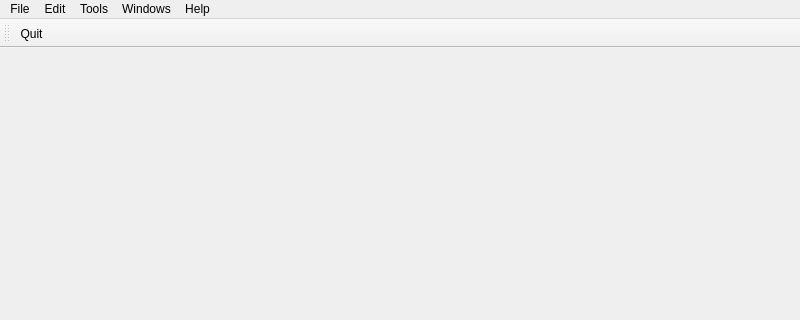
Old version of the form Pictures/PicturesMain.ui in the repository Vladimir-Lin/CiosPy; both pictures show x 0 to 800 and y 0 to 320 of the 800 by 600 pixel window.
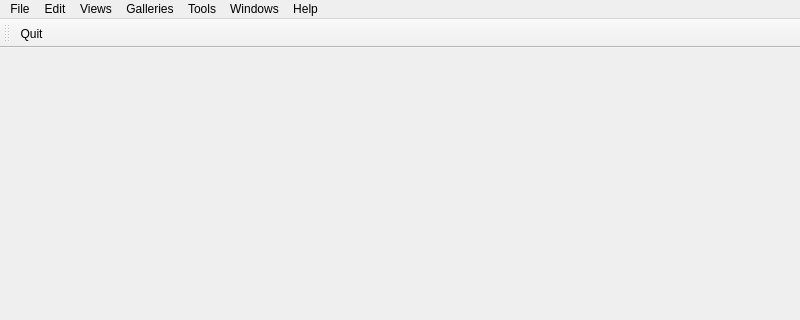
New version of the form. Icons and pictures are not drawn.

What changed in the file:
```diff
--- a/Pictures/PicturesMain.ui
+++ b/Pictures/PicturesMain.ui
@@ -64,9 +64,23 @@
     <property name="title">
      <string>Tools</string>
     </property>
+    <addaction name="actionTags"/>
+   </widget>
+   <widget class="QMenu" name="menuViews">
+    <property name="title">
+     <string>Views</string>
+    </property>
+    <addaction name="actionAll"/>
+   </widget>
+   <widget class="QMenu" name="menuGalleries">
+    <property name="title">
+     <string>Galleries</string>
+    </property>
    </widget>
    <addaction name="menuFile"/>
    <addaction name="menuEdit"/>
+   <addaction name="menuViews"/>
+   <addaction name="menuGalleries"/>
    <addaction name="menuTools"/>
    <addaction name="menuWindows"/>
    <addaction name="menuHelp"/>
```
Left out of the diff: 26 changed lines with no effect on the pictures.
